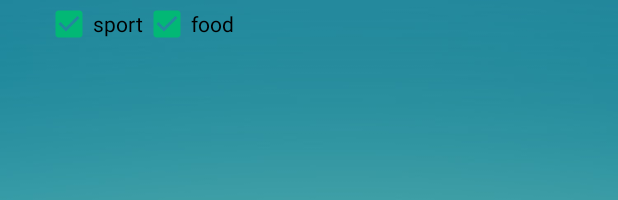
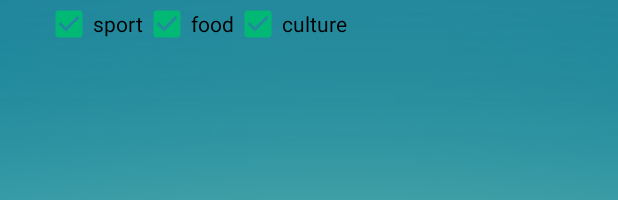
Before and after one commit to MatanRoma/WorldMate, an Android app: the layout swipe_fragment.xml on its own in the app's theme, with its tools: preview values and no code run, on a phone screen of 412 x 824 dp. Shown: the top 200 px of the screen. Run offline under Robolectric (Android 15) with nearby library versions, the light colour scheme and no system bars; plain views replace SpinKitView, SwipeFlingAdapterView.

Commit message:
some updates

```diff
--- /dev/null
+++ b/app/src/main/res/drawable/match_animation.xml
@@ -0,0 +1,13 @@
+<?xml version="1.0" encoding="utf-8"?>
+<animation-list xmlns:android="http://schemas.android.com/apk/res/android"
+    android:oneshot="true">
+
+    <item android:drawable="@drawable/match_anim1"
+        android:duration="700"/>
+    <item android:drawable="@drawable/match_anim2"
+        android:duration="700"/>
+    <item android:drawable="@drawable/match_anim3"
+        android:duration="700"/>
+
+
+</animation-list>
--- a/app/src/main/res/layout/swipe_fragment.xml
+++ b/app/src/main/res/layout/swipe_fragment.xml
@@ -3,6 +3,7 @@
     android:layout_height="match_parent"
     android:background="@drawable/background_sign"
     xmlns:android="http://schemas.android.com/apk/res/android" >
+
     <LinearLayout
         android:layout_width="match_parent"
         android:layout_height="wrap_content"
@@ -21,6 +22,12 @@
             android:text="food"
             android:checked="true"
             android:id="@+id/food_cb"/>
+        <CheckBox
+            android:layout_width="wrap_content"
+            android:layout_height="wrap_content"
+            android:text="culture"
+            android:checked="true"
+            android:id="@+id/culture_cb"/>
 
     </LinearLayout>
 
@@ -55,7 +62,15 @@
 
 
 
-
+    <ImageView
+        android:layout_width="300dp"
+        android:layout_height="300dp"
+        android:scaleType="fitXY"
+        android:layout_gravity="center"
+        android:src="@drawable/match_animation"
+        android:layout_centerInParent="true"
+        android:visibility="gone"
+        android:id="@+id/match_anim"/>
 
 
 
```
Also changed, not shown: app/src/main/java/com/example/androidsecondproject/services/FirebaseInstanceIDService.java (+18 -10 lines), app/src/main/java/com/example/androidsecondproject/view/QuestionsFragment.java (+12 -0 lines), app/src/main/java/com/example/androidsecondproject/view/SwipeFragment.java (+33 -7 lines), app/src/main/java/com/example/androidsecondproject/viewmodel/SwipeViewModel.java (+7 -2 lines), app/src/main/res/layout/match_notif_layout.xml (added, +33 -0 lines), app/src/main/res/layout/questions_fragment.xml (+30 -1 lines), app/src/main/res/drawable/match_anim1.png (added), app/src/main/res/drawable/match_anim2.png (added), app/src/main/res/drawable/match_anim3.png (added), 1 other file.
